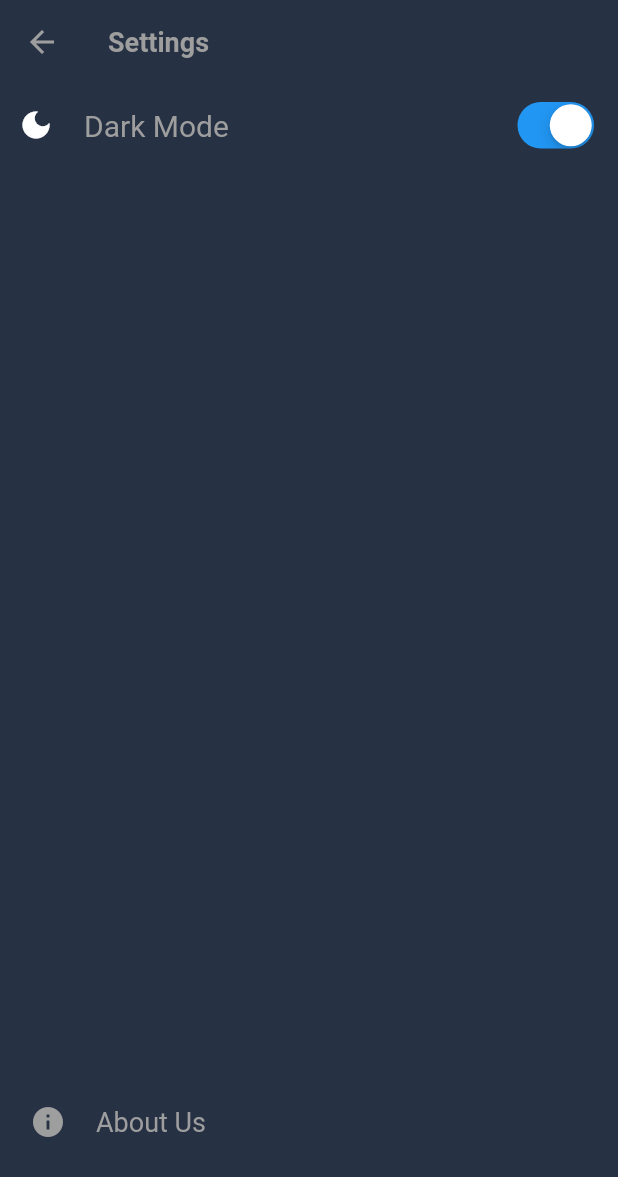
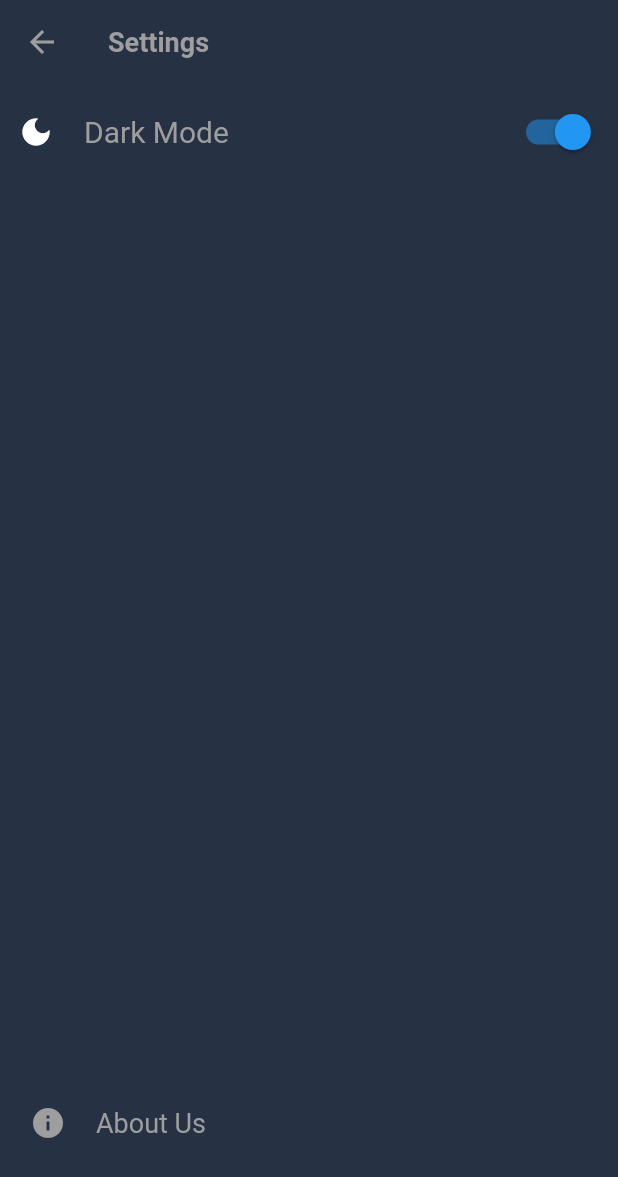
Before and after one commit to Harishwarrior/pulse_rate_monitor, a Flutter app: the Settings screen opened directly, on a phone screen of 412 x 824 dp. Shown: the top 1177 px of the screen. Run offline on Flutter 3.47's test engine with Material 2 defaults, Android fonts, the phone set to English and light mode, and no system bars; our stand-ins replace charts_flutter, flutter_riverpod, percent_indicator, wakelock; missing offline and left inert: flutter_better_camera.

```diff
--- a/lib/view/setting.dart
+++ b/lib/view/setting.dart
@@ -48,18 +48,22 @@ class Settings extends ConsumerWidget {
                   ],
                 ),
                 Center(
-                  child: CupertinoSwitch(
-                    value: !isDarkMode,
-                    activeColor: Colors.blue,
-                    onChanged: (value) {
-                      ref.read(isDarkModeProvider.notifier).state = !isDarkMode;
-                    },
+                  child: Transform.scale(
+                    scale: 1.2,
+                    child: Switch.adaptive(
+                      value: !isDarkMode,
+                      activeColor: Colors.blue,
+                      onChanged: (value) {
+                        ref.read(isDarkModeProvider.notifier).state =
+                            !isDarkMode;
+                      },
+                    ),
                   ),
                 ),
               ],
             ),
             SizedBox(
-              height: MediaQuery.of(context).size.height * 0.75,
+              height: MediaQuery.of(context).size.height * 0.74,
             ),
             Row(
               children: [
```
Also changed, not shown: lib/view/aboutUs.dart (+5 -2 lines).
